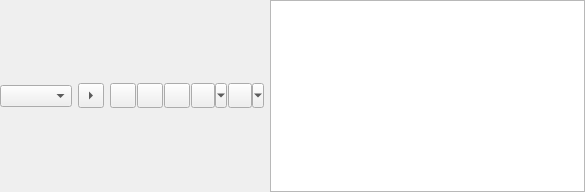
Qt form src/qtui/ui/inputwidget.ui (quassel/quassel) before a commit.
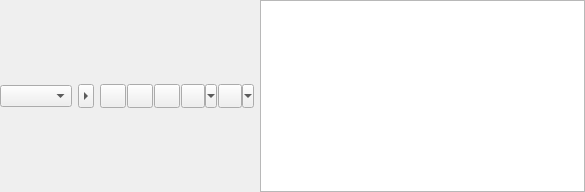
The same form after that commit. Custom widgets are drawn as their Qt base class.

Commit message: style button is smaller now

Diff of the .ui file:
```diff
--- a/src/qtui/ui/inputwidget.ui
+++ b/src/qtui/ui/inputwidget.ui
@@ -43,14 +43,14 @@
     <widget class="QToolButton" name="showStyleButton">
      <property name="minimumSize">
       <size>
-       <width>26</width>
-       <height>25</height>
+       <width>16</width>
+       <height>24</height>
       </size>
      </property>
      <property name="maximumSize">
       <size>
-       <width>26</width>
-       <height>25</height>
+       <width>16</width>
+       <height>24</height>
       </size>
      </property>
      <property name="text">
@@ -87,7 +87,13 @@
         <property name="minimumSize">
          <size>
           <width>26</width>
-          <height>25</height>
+          <height>24</height>
+         </size>
+        </property>
+        <property name="maximumSize">
+         <size>
+          <width>26</width>
+          <height>24</height>
          </size>
         </property>
         <property name="text">
@@ -118,7 +124,13 @@
         <property name="minimumSize">
          <size>
           <width>26</width>
-          <height>25</height>
+          <height>24</height>
+         </size>
+        </property>
+        <property name="maximumSize">
+         <size>
+          <width>26</width>
+          <height>24</height>
          </size>
         </property>
         <property name="text">
@@ -152,7 +164,13 @@
         <property name="minimumSize">
          <size>
           <width>26</width>
-          <height>25</height>
+          <height>24</height>
+         </size>
+        </property>
+        <property name="maximumSize">
+         <size>
+          <width>26</width>
+          <height>24</height>
          </size>
         </property>
         <property name="text">
@@ -183,7 +201,7 @@
         <property name="maximumSize">
          <size>
           <width>37</width>
-          <height>25</height>
+          <height>24</height>
          </size>
         </property>
         <property name="text">
@@ -205,7 +223,7 @@
         <property name="maximumSize">
          <size>
           <width>37</width>
-          <height>25</height>
+          <height>24</height>
          </size>
         </property>
         <property name="text">
```
